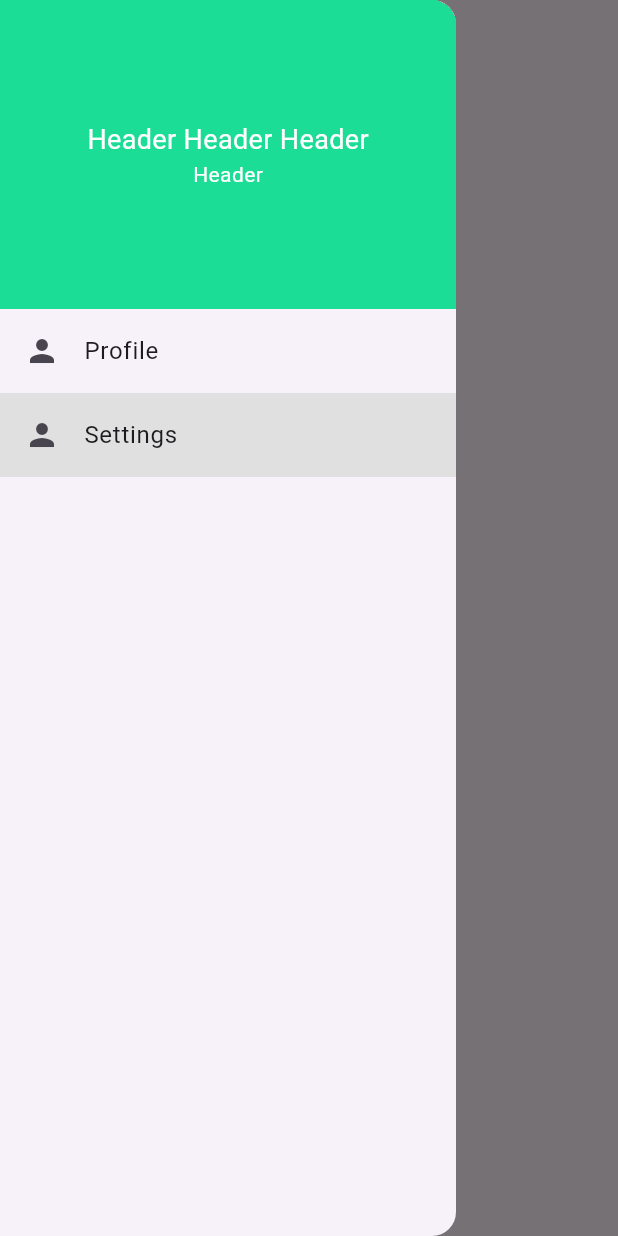
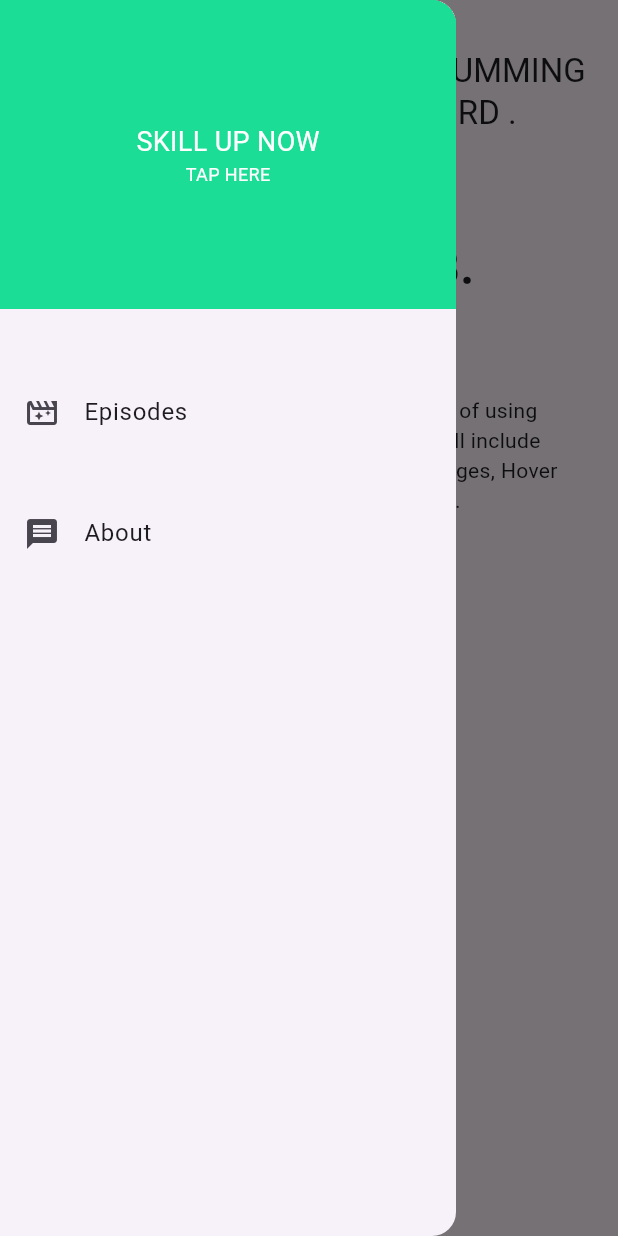
Before and after one commit to PaponAhasan/Ostad-Assignment, a Flutter app: the screen it shows after launch, with the side drawer open, on a phone screen of 412 x 824 dp. Run offline on Flutter 3.47's test engine with Material 3 defaults, Android fonts, the phone set to English and light mode, and no system bars; missing offline and left inert: window_manager; Roboto replaces fonts that are missing (Poppins).

Commit message:
desktop responsive design implements

```diff
--- a/lib/presentation/screens/home_screen.dart
+++ b/lib/presentation/screens/home_screen.dart
@@ -1,5 +1,8 @@
+import 'package:flutter/cupertino.dart';
 import 'package:flutter/material.dart';
+import 'package:flutter/widgets.dart';
 
+import '../utils/style.dart';
 import '../widgets/nav_menu.dart';
 import '../widgets/responsive_builder.dart';
 
@@ -10,22 +13,29 @@ class HomeScreen extends StatelessWidget {
   Widget build(BuildContext context) {
     return ResponsiveBuilder(
       // size for mobile
-        mobile: _buildMobileLayout(),
-        // size for tablet
-        tablet: _buildTabletLayout(context),
-        // size for Desktop
-        desktop: _buildDesktopLayout(),);
+      mobile: _buildMobileLayout(context),
+      // size for tablet
+      tablet: _buildTabletLayout(context),
+      // size for Desktop
+      desktop: _buildDesktopLayout(context),
+    );
   }
 
-  Widget _buildMobileLayout() {
+  Widget _buildMobileLayout(BuildContext context) {
     return Scaffold(
       appBar: AppBar(
-        title: const Text(
-          'Home',
+        toolbarHeight: MediaQuery.of(context).size.height * 0.15,
+        title: const Align(
+          alignment: Alignment.centerRight,
+          child: Text(
+            'HUMMING \nBIRD .',
+          ),
         ),
       ),
       drawer: const NavMenu(),
-      body: Text('Mobile'),
+      body: SingleChildScrollView(
+        child: mainBody(),
+      ),
     );
   }
 
@@ -33,17 +43,50 @@ class HomeScreen extends StatelessWidget {
     return Scaffold(
       body: Column(
         children: [
+          topHeader(context),
+          Expanded(
+            child: mainBody(),
+          ),
+        ],
+      ),
+    );
+  }
+
+  Widget _buildDesktopLayout(BuildContext context) {
+    return Scaffold(
+      body: Column(
+        children: [
+          topHeader(context),
+          Expanded(
+            child: desktopBody(),
+          ),
+        ],
+      ),
+    );
+  }
+
+  Widget topHeader(BuildContext context) {
+    return SizedBox(
+      height: MediaQuery.of(context).size.height * 0.15,
+      child: const Row(
+        crossAxisAlignment: CrossAxisAlignment.center,
+        children: [
           SizedBox(
-            height: MediaQuery.of(context).size.height * 0.15,
-            child: const Row(
-              crossAxisAlignment: CrossAxisAlignment.center,
+            width: 30,
+          ),
+          Expanded(
+            child: Row(
+              crossAxisAlignment: CrossAxisAlignment.start,
               children: [
-                SizedBox(width: 30,),
-                Expanded(child: Text('Tablet')),
-                Text('Tablet'),
-                SizedBox(width: 30,),
-                Text('Tablet'),
-                SizedBox(width: 30,),
+                Expanded(child: Text('HUMMING \nBIRD .')),
+                Text('Episodes'),
+                SizedBox(
+                  width: 30,
+                ),
+                Text('About'),
+                SizedBox(
+                  width: 30,
+                ),
               ],
             ),
           )
@@ -52,10 +95,114 @@ class HomeScreen extends StatelessWidget {
     );
   }
 
-  Widget _buildDesktopLayout() {
-    return Scaffold(
-      body: Text('Desktop'),
+  Widget mainBody() {
+    return Padding(
+      padding: const EdgeInsets.all(32.0),
+      child: Center(
+        child: Column(
+          mainAxisAlignment: MainAxisAlignment.center,
+          children: [
+            const Text(
+              "FLUTTER WEB.",
+              style: TextStyle(
+                fontSize: 32,
+                fontWeight: FontWeight.bold,
+                fontFamily: 'Poppins',
+              ),
+            ),
+            const Text(
+              "THE BASICS",
+              style: TextStyle(
+                fontSize: 32,
+                fontWeight: FontWeight.bold,
+                fontFamily: 'Poppins',
+              ),
+            ),
+            const SizedBox(
+              height: 16,
+            ),
+            const Text(
+                textAlign: TextAlign.center,
+                "In this course we will go over the basic of using Flutter Web for development. "
+                "Topics will include Responsive Layout, Deploying, Font Changes, Hover functionality, Modals and more. "),
+            const SizedBox(
+              height: 32,
+            ),
+            ElevatedButton(
+              onPressed: () {},
+              style: buttonStyle,
+              child: const Text('Join course'),
+            )
+          ],
+        ),
+      ),
     );
   }
 
+  Widget mobileBody() {
+    return Text("mobile");
+  }
+
+  Widget tabletBody() {
+    return Text("tablet");
+  }
+
+  Widget desktopBody() {
+    return Padding(
+      padding: const EdgeInsets.all(32.0),
+      child: Row(
+        children: [
+          const Expanded(
+            flex: 50,
+            child: Column(
+              mainAxisAlignment: MainAxisAlignment.center,
+              crossAxisAlignment: CrossAxisAlignment.start,
+              children: [
+                Text(
+                  "FLUTTER WEB.",
+                  style: TextStyle(
+                    fontSize: 32,
+                    fontWeight: FontWeight.bold,
+                    fontFamily: 'Poppins',
+                  ),
+                ),
+                Text(
+                  "THE BASICS",
+                  style: TextStyle(
+                    fontSize: 32,
+                    fontWeight: FontWeight.bold,
+                    fontFamily: 'Poppins',
+                  ),
+                ),
+                SizedBox(
+                  height: 16,
+                ),
+                Text(
+                    "In this course we will go over the basic of using Flutter Web for development. "
+                    "Topics will include Responsive Layout, Deploying, Font Changes, Hover functionality, Modals and more. "),
+              ],
+            ),
+          ),
+          const Expanded(
+            flex: 20,
+            child: SizedBox(
+              width: 32,
+            ),
+          ),
+          Expanded(
+            flex: 30,
+            child: ElevatedButton(
+              onPressed: () {},
+              style: buttonStyle,
+              child: const Text('Join course'),
+            ),
+          )
+        ],
+      ),
+    );
+  }
+
+  Widget textView(){
+    return Text("hello");
+  }
 }
--- /dev/null
+++ b/lib/presentation/utils/style.dart
@@ -0,0 +1,9 @@
+import 'package:flutter/material.dart';
+
+ButtonStyle buttonStyle = ElevatedButton.styleFrom(
+  foregroundColor: Colors.white,
+  backgroundColor: const Color.fromARGB(255, 11, 207, 135),
+  shape: const RoundedRectangleBorder(
+    borderRadius: BorderRadius.all(Radius.circular(2.0)),
+  ),
+);
--- a/lib/presentation/widgets/nav_menu.dart
+++ b/lib/presentation/widgets/nav_menu.dart
@@ -22,7 +22,7 @@ class NavMenu extends StatelessWidget {
                 crossAxisAlignment: CrossAxisAlignment.center,
                 children: [
                   Text(
-                    'Header Header Header',
+                    'SKILL UP NOW',
                     style: TextStyle(
                       color: Colors.white,
                       fontSize: 18,
@@ -30,28 +30,29 @@ class NavMenu extends StatelessWidget {
                   ),
                   SizedBox(width: 16),
                   Text(
-                    'Header',
+                    'TAP HERE',
                     style: TextStyle(
                       color: Colors.white,
-                      fontSize: 14,
+                      fontSize: 12,
                     ),
                   ),
                 ],
               ),
             ),
             /* List Items */
+            SizedBox(height: MediaQuery.of(context).size.height * 0.05,),
             const ListTile(
-              leading: Icon(Icons.person),
+              leading: Icon(Icons.movie_filter_outlined),
               title: Text(
-                'Profile',
+                'Episodes',
               ),
             ),
+            SizedBox(height: MediaQuery.of(context).size.height * 0.03,),
             ListTile(
-              leading: const Icon(Icons.person),
+              leading: const Icon(Icons.message),
               title: const Text(
-                'Settings',
+                'About',
               ),
-              tileColor: Colors.grey.shade300,
               onTap: () => Navigator.of(context).pop(),
             ),
           ],
```
